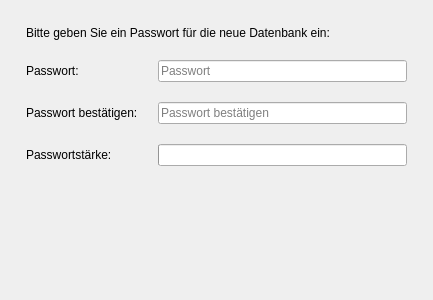
This is ui/PasswordWizardPage.ui in JulWit/PasswordManager as Qt 5 draws it before an edit. The edited form follows.
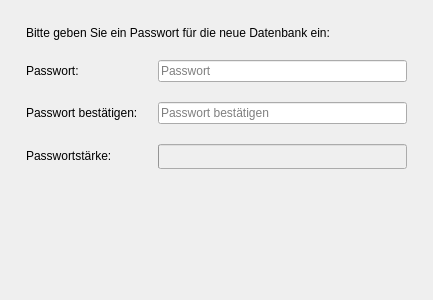
This is the edited form.

```diff
--- a/ui/PasswordWizardPage.ui
+++ b/ui/PasswordWizardPage.ui
@@ -97,7 +97,13 @@
      <item row="3" column="1">
       <widget class="QProgressBar" name="passwordStrength">
        <property name="enabled">
-        <bool>true</bool>
+        <bool>false</bool>
+       </property>
+       <property name="minimumSize">
+        <size>
+         <width>222</width>
+         <height>25</height>
+        </size>
        </property>
        <property name="autoFillBackground">
         <bool>false</bool>
@@ -106,7 +112,7 @@
         <number>0</number>
        </property>
        <property name="textVisible">
-        <bool>false</bool>
+        <bool>true</bool>
        </property>
        <property name="invertedAppearance">
         <bool>false</bool>
@@ -114,6 +120,9 @@
        <property name="textDirection">
         <enum>QProgressBar::BottomToTop</enum>
        </property>
+       <property name="format">
+        <string/>
+       </property>
       </widget>
      </item>
     </layout>
```
